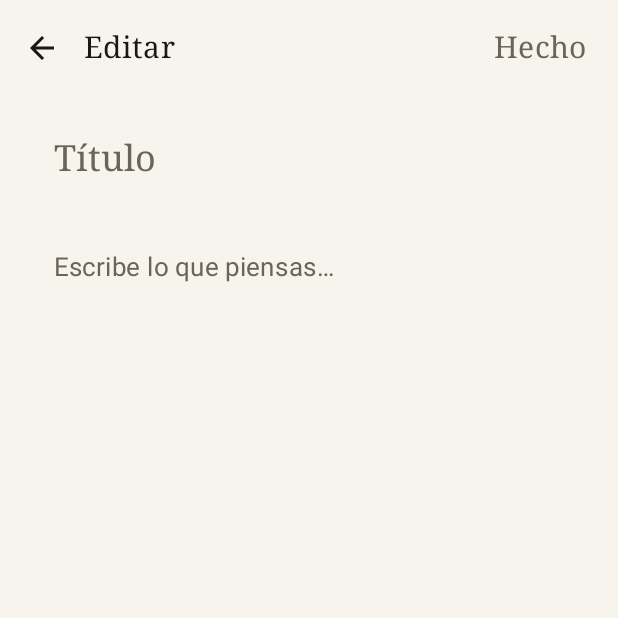
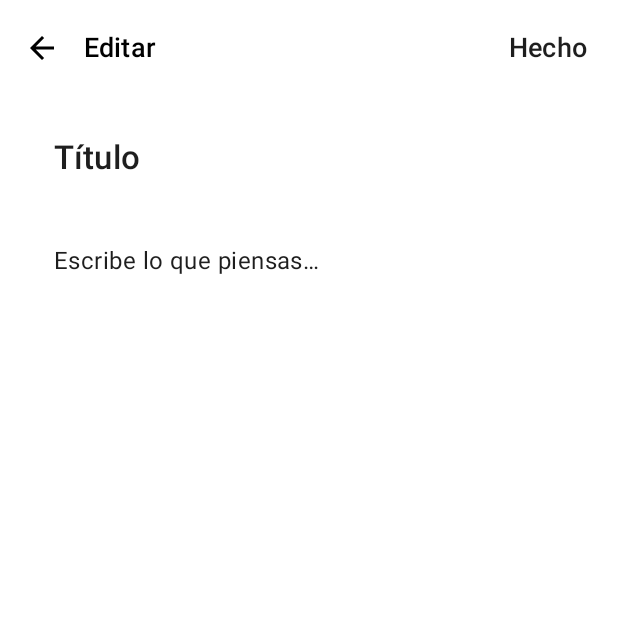
Before and after one commit to wandersepulveda2013/ordia-android, an Android app built with Jetpack Compose: the screen it shows after launch (MainActivity), after a tap on "Nueva nota", on a phone screen of 412 x 824 dp, the top half of it. Run offline under Robolectric (Android 15) with nearby library versions, the phone set to English and light mode, and no system bars; our stand-ins replace Room's generated code.

Commit message:
feat: implement Ordia Design System (Wave 1)
- Defined OrdiaTypography with lighter weights and generous spacing in `Type.kt`.
- Replaced standard typography and colors with a custom monochrome-based theme (`NotepadTheme`) in `Theme.kt`.
- Created foundation components in `OrdiaDesignSystem.kt` (`OrdiaButton`, `OrdiaInput`, `OrdiaCard`, etc.).
- Refactored `NoteEditorScreen.kt` and `NotesListScreen.kt` to use the new design system components.
- Implemented focus requesting in `NoteEditorScreen.kt`.
- Intercepted save operations in `NotepadViewModel.kt` and `NoteEditorScreen.kt` to prevent saving blank notes and auto-delete completely emptied notes.

Co-authored-by: wandersepulveda2013 <308435692+wandersepulveda2013@users.noreply.github.com>

```diff
--- a/app/src/main/java/com/ordia/app/ui/screens/NoteEditorScreen.kt
+++ b/app/src/main/java/com/ordia/app/ui/screens/NoteEditorScreen.kt
@@ -1,5 +1,6 @@
 package com.ordia.app.ui.screens
 
+import androidx.compose.foundation.clickable
 import androidx.compose.foundation.layout.Arrangement
 import androidx.compose.foundation.layout.Column
 import androidx.compose.foundation.layout.fillMaxSize
@@ -15,21 +16,23 @@ import androidx.compose.material3.IconButton
 import androidx.compose.material3.MaterialTheme
 import androidx.compose.material3.Scaffold
 import androidx.compose.material3.Text
-import androidx.compose.material3.TextField
 import androidx.compose.material3.TextFieldDefaults
 import androidx.compose.material3.TopAppBar
 import androidx.compose.material3.TopAppBarDefaults
 import androidx.compose.runtime.Composable
 import androidx.compose.runtime.LaunchedEffect
-import androidx.compose.foundation.clickable
 import androidx.compose.runtime.getValue
 import androidx.compose.runtime.mutableStateOf
 import androidx.compose.runtime.remember
 import androidx.compose.runtime.saveable.rememberSaveable
 import androidx.compose.runtime.setValue
 import androidx.compose.ui.Modifier
+import androidx.compose.ui.focus.FocusRequester
+import androidx.compose.ui.focus.focusRequester
+import androidx.compose.ui.graphics.Color
 import androidx.compose.ui.unit.dp
 import com.ordia.app.data.NoteEntity
+import com.ordia.app.ui.components.OrdiaInput
 
 @OptIn(ExperimentalMaterial3Api::class)
 @Composable
@@ -40,11 +43,14 @@ fun NoteEditorScreen(
 ) {
     var title by rememberSaveable { mutableStateOf(note?.title.orEmpty()) }
     var content by rememberSaveable { mutableStateOf(note?.content.orEmpty()) }
+    val focusRequester = remember { FocusRequester() }
 
     LaunchedEffect(note?.id) {
         if (note != null) {
             title = note.title
             content = note.content
+        } else {
+            focusRequester.requestFocus()
         }
     }
 
@@ -53,7 +59,13 @@ fun NoteEditorScreen(
             TopAppBar(
                 navigationIcon = {
                     IconButton(onClick = {
-                        onSave(title, content, note?.id)
+                        if (title.isNotBlank() || content.isNotBlank()) {
+                            onSave(title, content, note?.id)
+                        } else if (note?.id != null) {
+                            // If they cleared an existing note, save will be called and we can handle it in viewmodel if we want to delete it.
+                            // However, instructions say "intercept save operations to discard empty drafts, and actively delete existing entities if they are edited to be completely empty."
+                            onSave("", "", note.id) // Let ViewModel handle empty save to delete
+                        }
                         onBack()
                     }) { Icon(Icons.AutoMirrored.Outlined.ArrowBack, contentDescription = "Volver") }
                 },
@@ -65,7 +77,11 @@ fun NoteEditorScreen(
                         modifier = Modifier
                             .padding(horizontal = 16.dp)
                             .clickable {
-                                onSave(title, content, note?.id)
+                                if (title.isNotBlank() || content.isNotBlank()) {
+                                    onSave(title, content, note?.id)
+                                } else if (note?.id != null) {
+                                    onSave("", "", note.id)
+                                }
                                 onBack()
                             },
                     )
@@ -86,15 +102,15 @@ fun NoteEditorScreen(
                 .padding(horizontal = 20.dp, vertical = 12.dp),
             verticalArrangement = Arrangement.spacedBy(12.dp),
         ) {
-            TextField(
+            OrdiaInput(
                 value = title,
                 onValueChange = { title = it },
                 placeholder = { Text("Título", style = MaterialTheme.typography.titleLarge) },
                 textStyle = MaterialTheme.typography.titleLarge,
-                modifier = Modifier.fillMaxWidth(),
+                modifier = Modifier.fillMaxWidth().focusRequester(focusRequester),
                 colors = bareFieldColors(),
             )
-            TextField(
+            OrdiaInput(
                 value = content,
                 onValueChange = { content = it },
                 placeholder = { Text("Escribe lo que piensas…", style = MaterialTheme.typography.bodyLarge) },
@@ -108,8 +124,8 @@ fun NoteEditorScreen(
 
 @Composable
 private fun bareFieldColors() = TextFieldDefaults.colors(
-    focusedContainerColor = androidx.compose.ui.graphics.Color.Transparent,
-    unfocusedContainerColor = androidx.compose.ui.graphics.Color.Transparent,
-    focusedIndicatorColor = androidx.compose.ui.graphics.Color.Transparent,
-    unfocusedIndicatorColor = androidx.compose.ui.graphics.Color.Transparent,
+    focusedContainerColor = Color.Transparent,
+    unfocusedContainerColor = Color.Transparent,
+    focusedIndicatorColor = Color.Transparent,
+    unfocusedIndicatorColor = Color.Transparent,
 )
--- a/app/src/main/java/com/ordia/app/ui/screens/NotesListScreen.kt
+++ b/app/src/main/java/com/ordia/app/ui/screens/NotesListScreen.kt
@@ -39,6 +39,7 @@ import androidx.compose.ui.unit.dp
 import com.ordia.app.data.NoteEntity
 import java.text.DateFormat
 import java.util.Date
+import com.ordia.app.ui.components.OrdiaButton
 
 @OptIn(ExperimentalMaterial3Api::class)
 @Composable
--- a/app/src/main/java/com/ordia/app/ui/theme/Theme.kt
+++ b/app/src/main/java/com/ordia/app/ui/theme/Theme.kt
@@ -2,43 +2,55 @@ package com.ordia.app.ui.theme
 
 import androidx.compose.foundation.isSystemInDarkTheme
 import androidx.compose.material3.MaterialTheme
-import androidx.compose.material3.Typography
 import androidx.compose.material3.darkColorScheme
 import androidx.compose.material3.lightColorScheme
 import androidx.compose.runtime.Composable
-import androidx.compose.ui.text.font.FontFamily
-import androidx.compose.ui.unit.sp
+import androidx.compose.ui.graphics.Color
 
-/**
- * A restrained, paper-and-ink palette. No accent colors: the only chroma is the
- * page itself, so the writing stays the focus.
- */
-private val LightPaper = lightColorScheme(
-    primary = Ink,
-    onPrimary = Page,
-    secondary = Ink,
-    onSecondary = Page,
-    background = Page,
-    onBackground = Ink,
-    surface = Page,
-    onSurface = Ink,
-    surfaceVariant = SoftPaper,
-    onSurfaceVariant = InkMuted,
-    outline = Rule,
+val White = Color(0xFFFFFFFF)
+val Black = Color(0xFF000000)
+
+val LightGray1 = Color(0xFFF7F7F7)
+val LightGray2 = Color(0xFFEFEFEF)
+val LightGray3 = Color(0xFFDFDFDF)
+val DarkGray1 = Color(0xFF1E1E1E)
+val DarkGray2 = Color(0xFF2A2A2A)
+val DarkGray3 = Color(0xFF3B3B3B)
+
+val SemanticAlert = Color(0xFFD32F2F)
+val SemanticSuccess = Color(0xFF388E3C)
+val SemanticFocus = Color(0xFF0288D1)
+
+private val LightColors = lightColorScheme(
+    primary = Black,
+    onPrimary = White,
+    secondary = DarkGray2,
+    onSecondary = White,
+    background = White,
+    onBackground = Black,
+    surface = White,
+    onSurface = Black,
+    surfaceVariant = LightGray1,
+    onSurfaceVariant = DarkGray1,
+    outline = LightGray3,
+    error = SemanticAlert,
+    onError = White
 )
 
-private val DarkPaper = darkColorScheme(
-    primary = PageOnDark,
-    onPrimary = DarkInk,
-    secondary = PageOnDark,
-    onSecondary = DarkInk,
-    background = DarkInk,
-    onBackground = PageOnDark,
-    surface = DarkInk,
-    onSurface = PageOnDark,
-    surfaceVariant = DarkInkRaised,
-    onSurfaceVariant = PageMuted,
-    outline = DarkRule,
+private val DarkColors = darkColorScheme(
+    primary = White,
+    onPrimary = Black,
+    secondary = LightGray2,
+    onSecondary = Black,
+    background = Black,
+    onBackground = White,
+    surface = Black,
+    onSurface = White,
+    surfaceVariant = DarkGray1,
+    onSurfaceVariant = LightGray1,
+    outline = DarkGray3,
+    error = SemanticAlert,
+    onError = Black
 )
 
 @Composable
@@ -46,18 +58,9 @@ fun NotepadTheme(
     darkTheme: Boolean = isSystemInDarkTheme(),
     content: @Composable () -> Unit,
 ) {
-    val base = Typography()
-    val type = Typography(
-        bodyLarge = base.bodyLarge.copy(fontSize = 17.sp, lineHeight = 28.sp),
-        bodyMedium = base.bodyMedium.copy(fontSize = 16.sp, lineHeight = 26.sp),
-        titleLarge = base.titleLarge.copy(fontFamily = FontFamily.Serif, fontSize = 24.sp),
-        titleMedium = base.titleMedium.copy(fontFamily = FontFamily.Serif, fontSize = 20.sp),
-        titleSmall = base.titleSmall.copy(fontFamily = FontFamily.Serif),
-        labelSmall = base.labelSmall.copy(fontSize = 11.sp),
-    )
     MaterialTheme(
-        colorScheme = if (darkTheme) DarkPaper else LightPaper,
-        typography = type,
+        colorScheme = if (darkTheme) DarkColors else LightColors,
+        typography = OrdiaTypography,
         content = content,
     )
 }
--- /dev/null
+++ b/app/src/main/java/com/ordia/app/ui/theme/Type.kt
@@ -0,0 +1,115 @@
+package com.ordia.app.ui.theme
+
+import androidx.compose.material3.Typography
+import androidx.compose.ui.text.TextStyle
+import androidx.compose.ui.text.font.FontFamily
+import androidx.compose.ui.text.font.FontWeight
+import androidx.compose.ui.unit.sp
+
+val OrdiaTypography = Typography(
+    displayLarge = TextStyle(
+        fontFamily = FontFamily.SansSerif,
+        fontWeight = FontWeight.Light,
+        fontSize = 57.sp,
+        lineHeight = 64.sp,
+        letterSpacing = 0.2.sp
+    ),
+    displayMedium = TextStyle(
+        fontFamily = FontFamily.SansSerif,
+        fontWeight = FontWeight.Light,
+        fontSize = 45.sp,
+        lineHeight = 52.sp,
+        letterSpacing = 0.2.sp
+    ),
+    displaySmall = TextStyle(
+        fontFamily = FontFamily.SansSerif,
+        fontWeight = FontWeight.Normal,
+        fontSize = 36.sp,
+        lineHeight = 44.sp,
+        letterSpacing = 0.2.sp
+    ),
+    headlineLarge = TextStyle(
+        fontFamily = FontFamily.SansSerif,
+        fontWeight = FontWeight.Normal,
+        fontSize = 32.sp,
+        lineHeight = 40.sp,
+        letterSpacing = 0.15.sp
+    ),
+    headlineMedium = TextStyle(
+        fontFamily = FontFamily.SansSerif,
+        fontWeight = FontWeight.Normal,
+        fontSize = 28.sp,
+        lineHeight = 36.sp,
+        letterSpacing = 0.15.sp
+    ),
+    headlineSmall = TextStyle(
+        fontFamily = FontFamily.SansSerif,
+        fontWeight = FontWeight.Normal,
+        fontSize = 24.sp,
+        lineHeight = 32.sp,
+        letterSpacing = 0.15.sp
+    ),
+    titleLarge = TextStyle(
+        fontFamily = FontFamily.SansSerif,
+        fontWeight = FontWeight.Medium,
+        fontSize = 22.sp,
+        lineHeight = 30.sp,
+        letterSpacing = 0.1.sp
+    ),
+    titleMedium = TextStyle(
+        fontFamily = FontFamily.SansSerif,
+        fontWeight = FontWeight.Medium,
+        fontSize = 18.sp,
+        lineHeight = 26.sp,
+        letterSpacing = 0.15.sp
+    ),
+    titleSmall = TextStyle(
+        fontFamily = FontFamily.SansSerif,
+        fontWeight = FontWeight.Medium,
+        fontSize = 14.sp,
+        lineHeight = 22.sp,
+        letterSpacing = 0.2.sp
+    ),
+    bodyLarge = TextStyle(
+        fontFamily = FontFamily.SansSerif,
+        fontWeight = FontWeight.Normal,
+        fontSize = 16.sp,
+        lineHeight = 28.sp,
+        letterSpacing = 0.3.sp
+    ),
+    bodyMedium = TextStyle(
+        fontFamily = FontFamily.SansSerif,
+        fontWeight = FontWeight.Normal,
+        fontSize = 14.sp,
+        lineHeight = 24.sp,
+        letterSpacing = 0.4.sp
+    ),
+    bodySmall = TextStyle(
+        fontFamily = FontFamily.SansSerif,
+        fontWeight = FontWeight.Normal,
+        fontSize = 12.sp,
+        lineHeight = 20.sp,
+        letterSpacing = 0.4.sp
+    ),
+    labelLarge = TextStyle(
+        fontFamily = FontFamily.SansSerif,
+        fontWeight = FontWeight.Medium,
+        fontSize = 14.sp,
+        lineHeight = 24.sp,
+        letterSpacing = 0.3.sp
+    ),
+    labelMedium = TextStyle(
+        fontFamily = FontFamily.SansSerif,
+        fontWeight = FontWeight.Medium,
+        fontSize = 12.sp,
+        lineHeight = 18.sp,
+        letterSpacing = 0.5.sp
+    ),
+    labelSmall = TextStyle(
+        fontFamily = FontFamily.SansSerif,
+        fontWeight = FontWeight.Medium,
+        fontSize = 11.sp,
+        lineHeight = 18.sp,
+        letterSpacing = 0.5.sp
+    )
+)
```
Also changed, not shown: app/src/main/java/com/ordia/app/ui/NotepadViewModel.kt (+10 -0 lines), app/src/main/java/com/ordia/app/ui/components/OrdiaDesignSystem.kt (added, +148 -0 lines), 1 other file.
